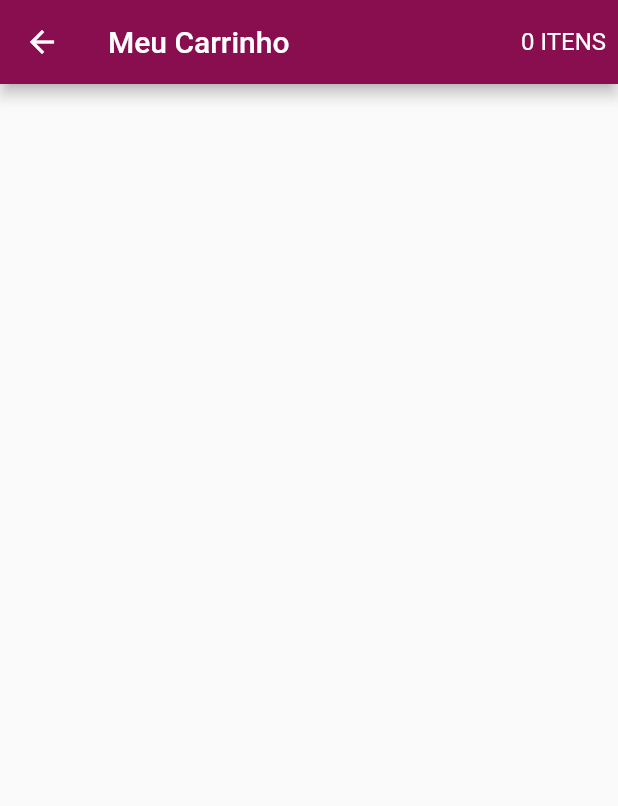
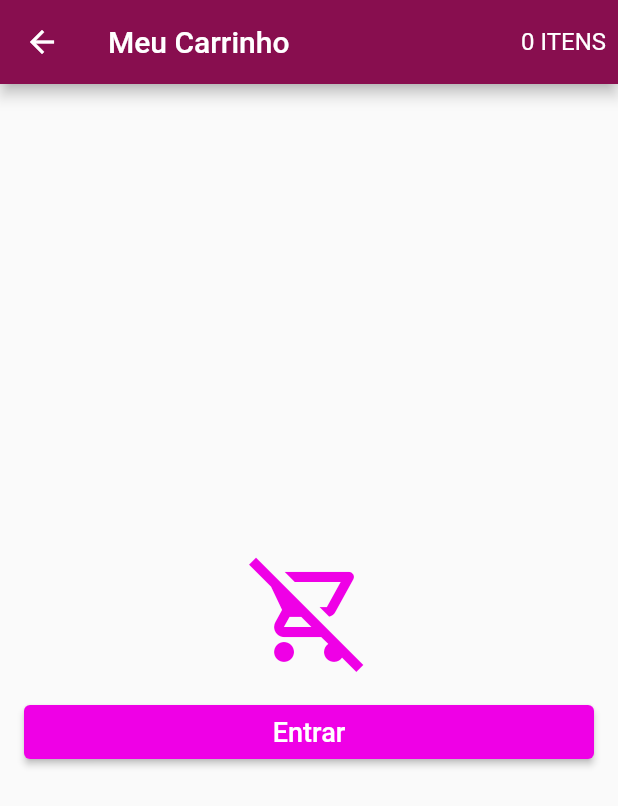
Before and after one commit to giofacul/store-virtual-flutter, a Flutter app: the CartScreen screen opened directly, on a phone screen of 412 x 824 dp. Shown: the top 806 px of the screen. Run offline on Flutter 3.47's test engine with Material 2 defaults, Android fonts, the phone set to English and light mode, and no system bars; our stand-ins replace carousel_slider, cloud_firestore, firebase_auth, firebase_core, transparent_image; accounts and stored records are empty.

Commit message:
navigator page and organizated strings

```diff
--- a/app_store/lib/models/cart_model.dart
+++ b/app_store/lib/models/cart_model.dart
@@ -7,6 +7,7 @@ import 'package:scoped_model/scoped_model.dart';
 class CartModel extends Model {
   UserModel? userModel;
   List<CartProduct> listProducts = [];
+  bool? isLoading = false;
 
   CartModel(this.userModel);
 
@@ -38,4 +39,5 @@ class CartModel extends Model {
     listProducts.remove(cartProduct);
     notifyListeners();
   }
+
 }
--- a/app_store/lib/resources/strings.dart
+++ b/app_store/lib/resources/strings.dart
@@ -1,38 +1,52 @@
 class Strings {
+  //STORE DATA
   static const String storeName = "NOME DA LOJA";
-  static const String storeNews = "Novidades";
+
+  //DRAWER FIELDS
   static const String welcomeUser = "Olá ";
-  static const String loggedOrSignUp = "Entre ou cadastre-se";
-  static const String drawerSignOut = "Sair";
+  static const String loggedOrSignUpDrawer = "Entre ou cadastre-se";
+  static const String signOutDrawer = "Sair";
   static const String initDrawer = "Início";
   static const String productsDrawer = "Produtos";
   static const String storesDrawer = "Lojas";
   static const String myRequestsDrawer = "Meus Pedidos";
+
+  // FIXED FIELDS
+  static const String storeNews = "Novidades";
+  static const String textPageCreateAccount = "Criar Conta";
+  static const String textPageLogin = "Fazer Login";
+  static const String textEntry = "Entrar";
+  static const String loggedToBuy = "Entre para Comprar";
   static const String buttonAddProductCart = "Adicionar ao Carrinho";
-  static const String emptyReturnTitle = "Título Vazio";
-  static const String emptyReturnPrice = "Preço Vazio";
-  static const String emptyReturnDescription = "Descrição Vazia";
-  static const String sizesReturnProduct = "Tamanho";
+  static const String myCart = "Meu Carrinho";
+  static const String noneProductInCart = "Nenhum produto no carrinho!";
+  static const String sizesReturnProductText = "Tamanho";
   static const String descriptionReturnProduct = "Descrição";
-  static const String textPageLogin = "Fazer Login";
-  static const String textPageCreateAccount = "Criar Conta";
-  static const String createAccount = "CRIAR CONTA";
   static const String textName = "Nome Completo";
   static const String textEmail = "E-mail";
   static const String textPassword = "Senha";
   static const String textAdress = "Endereço";
   static const String changePassword = "Esqueci minha senha";
+  static const String quantityItemsReturnCart = "ITENS";
+  static const String oneItemsReturnCart = "ITEM";
+  static const String buttonRemoveItem = "Remover Item";
+
+  //FAILED RETURN DATAS
+  static const String emptyReturnTitle = "Título Vazio";
+  static const String emptyReturnPrice = "Preço Vazio";
+  static const String emptyReturnDescription = "Descrição Vazia";
+  static const String createFailedUser = "Falha ao criar usuário";
+  static const String loggedFailedUser = "Falha ao entrar";
+
+  //SUCCESS RETURN DATAS
+  static const String createSuccessUser = "Usuário criado com sucesso";
+  static const String emailAnalizedPassword = "Verifique seu E-mail";
+
+  //INVALIDATE FIELD
   static const String invalidEmail = "E-mail inválido";
   static const String invalidPassword = "Senha inválida";
   static const String invalidName = "Nome inválido";
   static const String invalidAdress = "Endereço inválido";
-  static const String createSuccessUser = "Usuário criado com sucesso";
-  static const String createFailedUser = "Falha ao criar usuário";
-  static const String loggedFailedUser = "Falha ao entrar";
-  static const String emailRecoverPassword = "Insira seu E-mail para recuperar senha";
-  static const String emailAnalizedPassword = "Verifique seu E-mail";
-  static const String loggedToBuy = "Entre para Comprar";
-  static const String myCart = "Meu Carrinho";
-  static const String quantityItemsReturnCart = "ITENS";
-  static const String oneItemsReturnCart = "ITEM";
+  static const String emailRecoverPassword =
+      "Insira seu E-mail para recuperar senha";
 }
--- a/app_store/lib/screens/cart_screen.dart
+++ b/app_store/lib/screens/cart_screen.dart
@@ -1,5 +1,8 @@
 import 'package:app_store/models/cart_model.dart';
+import 'package:app_store/models/user_model.dart';
 import 'package:app_store/resources/strings.dart';
+import 'package:app_store/screens/login_screen.dart';
+import 'package:app_store/tiles/cart_tile.dart';
 import 'package:flutter/material.dart';
 import 'package:scoped_model/scoped_model.dart';
 
@@ -19,7 +22,8 @@ class CartScreen extends StatelessWidget {
               builder: (context, child, model) {
                 int p = model.listProducts.length;
                 return Text(
-                  '$p ${p == 1 ? Strings.oneItemsReturnCart : Strings.quantityItemsReturnCart}',
+                  '$p ${p == 1 ? Strings.oneItemsReturnCart : Strings
+                      .quantityItemsReturnCart}',
                   style: const TextStyle(fontSize: 16),
                 );
               },
@@ -27,6 +31,63 @@ class CartScreen extends StatelessWidget {
           )
         ],
       ),
+      body: ScopedModelDescendant<CartModel>(
+        builder: (context, child, model) {
+          if (model.isLoading! && UserModel.of(context)!.isLoggedIn()!) {
+            return const Center(child: CircularProgressIndicator());
+          } else if (!UserModel.of(context)!.isLoggedIn()!) {
+            return Container(
+              padding: const EdgeInsets.all(16),
+              child: Column(
+                crossAxisAlignment: CrossAxisAlignment.stretch,
+                mainAxisAlignment: MainAxisAlignment.center,
+                children: [
+                  Icon(
+                    Icons.remove_shopping_cart_outlined,
+                    color: Theme
+                        .of(context)
+                        .primaryColor,
+                    size: 80,
+                  ),
+                  const SizedBox(height: 16),
+                  ElevatedButton(
+                    style: ElevatedButton.styleFrom(
+                        primary: Theme
+                            .of(context)
+                            .primaryColor),
+                    child: const Text(
+                      Strings.textEntry,
+                      style: TextStyle(fontSize: 18),
+                    ),
+                    onPressed: () {
+                      Navigator.of(context).push(MaterialPageRoute(
+                          builder: (context) => const LoginScreen()));
+                    },
+                  )
+                ],
+              ),
+            );
+          } else if (model.listProducts.isEmpty) {
+            return const Center(
+              child: Text(
+                Strings.noneProductInCart,
+                style: TextStyle(fontSize: 20, fontWeight: FontWeight.bold),
+                textAlign: TextAlign.center,
+              ),
+            );
+          } else {
+            return ListView(
+              children: [
+                Column(
+                  children: model.listProducts.map((product) {
+                    return CartTile(cartProduct: product,);
+                  }).toList(),
+                )
+              ],
+            );
+          }
+        },
+      ),
     );
   }
 }
--- a/app_store/lib/screens/login_screen.dart
+++ b/app_store/lib/screens/login_screen.dart
@@ -34,9 +34,9 @@ class _LoginScreenState extends State<LoginScreen> {
                   Navigator.of(context).pushReplacement(
                       MaterialPageRoute(builder: (context) => SignupScreen()));
                 },
-                child: const Text(
-                  Strings.createAccount,
-                  style: TextStyle(fontSize: 14, color: Colors.white),
+                child: Text(
+                  Strings.textPageCreateAccount.toUpperCase(),
+                  style: const TextStyle(fontSize: 14, color: Colors.white),
                 ),
               ),
             ],
--- a/app_store/lib/widgets/custom_drawer.dart
+++ b/app_store/lib/widgets/custom_drawer.dart
@@ -73,7 +73,7 @@ class CustomDrawer extends StatelessWidget {
                                   },
                                   child: Text(
                                     !model.isLoggedIn()! ?
-                                    Strings.loggedOrSignUp : Strings.drawerSignOut,
+                                    Strings.loggedOrSignUpDrawer : Strings.signOutDrawer,
                                     style: TextStyle(
                                         fontSize: 18,
                                         fontWeight: FontWeight.bold,
```
Also changed, not shown: app_store/lib/screens/product_screen.dart (+5 -2 lines), app_store/lib/tiles/cart_tile.dart (added, +92 -0 lines).
